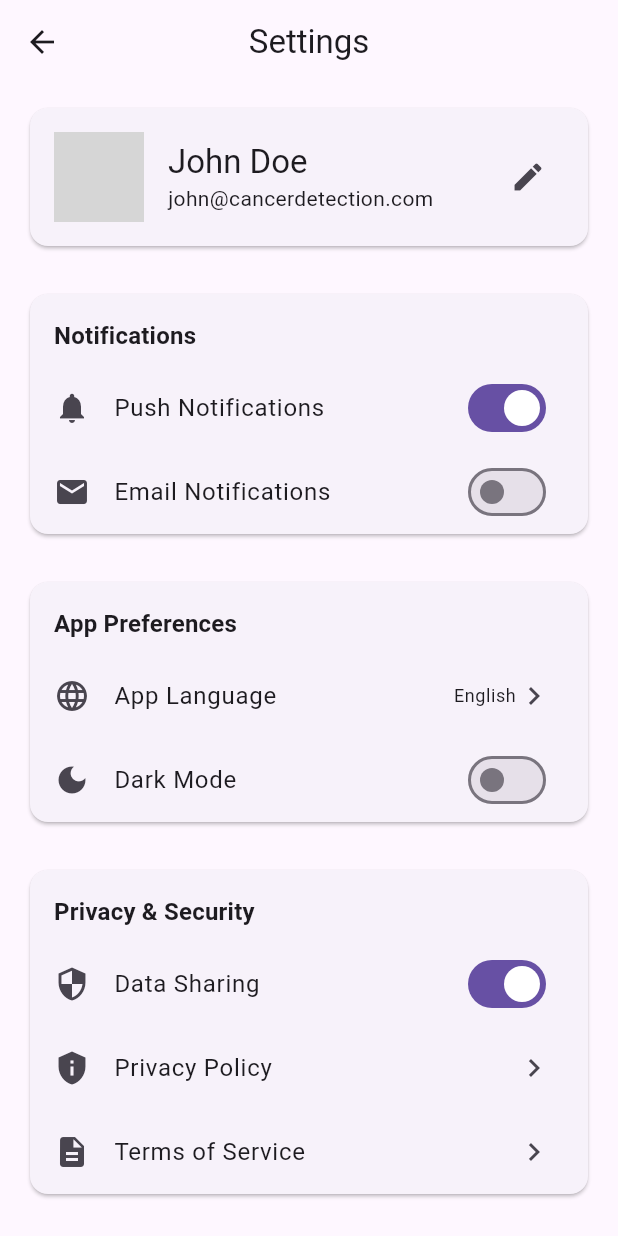
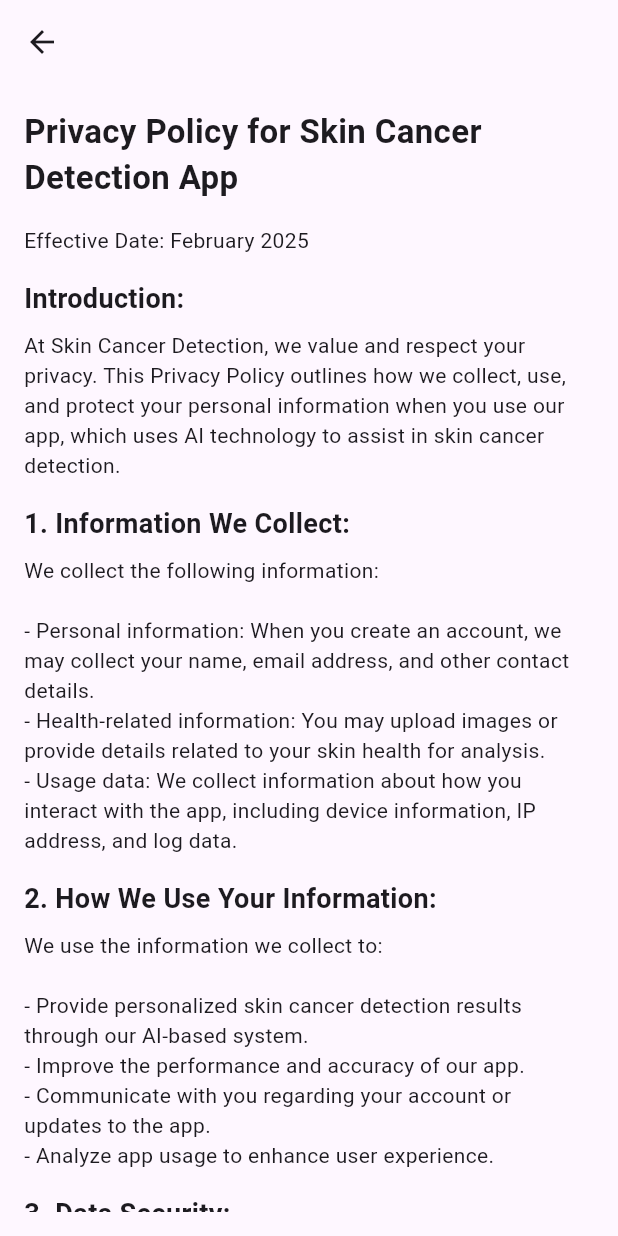
Before and after one commit to aymanaboelela/scane-canser-detication-Mobile-App, a Flutter app: the SettingsView screen opened directly, after a tap on "Privacy Policy", on a phone screen of 412 x 824 dp. Run offline on Flutter 3.47's test engine with Material 3 defaults, Android fonts, the phone set to English and light mode, and no system bars; our stand-ins replace animate_do, bloc, flutter_bloc, flutter_screenutil, go_router, introduction_screen and 4 more; missing offline and left inert: persistent_bottom_nav_bar_2; accounts and stored records are empty; network calls fail; project files that could hold a hidden picture were left out; grey boxes are pictures that could not be loaded.

Commit message:
Add TeamsView and TeamMemberCard; update routing and settings view

```diff
--- a/lib/core/constants/app_assets.dart
+++ b/lib/core/constants/app_assets.dart
@@ -32,6 +32,11 @@ abstract class AppAssets {
   static const detection23 = 'assets/images/23.png';
   static const detection24 = 'assets/images/24.png';
   static const detection25 = 'assets/images/25.png';
+  static const ayman = 'assets/images/ayman.jpg';
+  static const esam = 'assets/images/esam.jpg';
+
+
+
 
 
 //lson
--- a/lib/core/utils/router/app_router.dart
+++ b/lib/core/utils/router/app_router.dart
@@ -7,8 +7,10 @@ import 'package:scan_canser_detection/presentation/views/early_detection_view.da
 import 'package:scan_canser_detection/presentation/views/home_view.dart';
 import 'package:scan_canser_detection/presentation/views/login_view.dart';
 import 'package:scan_canser_detection/presentation/views/on_bording_view.dart';
+import 'package:scan_canser_detection/presentation/views/privacy_and_policy.dart';
 import 'package:scan_canser_detection/presentation/views/scan_cancer_whith_camera_view.dart';
 import 'package:scan_canser_detection/presentation/views/splash_view_.dart';
+import 'package:scan_canser_detection/presentation/views/teams_in_project.dart';
 import 'package:scan_canser_detection/presentation/views/types_of_skin_cancer_view.dart';
 import 'package:scan_canser_detection/presentation/views/user_manual_view.dart';
 
@@ -22,6 +24,8 @@ abstract class AppRouter {
   static const kTypesOfSkinCancerView = '/typesOfSkinCancerView';
   static const kEarlyDetectionView = '/earlyDetectionView';
   static const kUserManualView = '/userManualView';
+  static const kPrivacyandpolicy = '/privacyAndPolicy';
+  static const kTeamsView= '/teamsView';
   // edit house
 
   static final router = GoRouter(
@@ -71,6 +75,16 @@ abstract class AppRouter {
         pageBuilder: (context, state) =>
             PageTransitionManager.fadeTransition(const UserManualView()),
       ),
+      GoRoute(
+        path: kPrivacyandpolicy,
+        pageBuilder: (context, state) =>
+            PageTransitionManager.fadeTransition(const PrivacyPolicyView()),
+      ),
+      GoRoute(
+        path: kTeamsView,
+        pageBuilder: (context, state) =>
+            PageTransitionManager.fadeTransition(const TeamsView()),
+      ),
     ],
   );
 }
--- /dev/null
+++ b/lib/presentation/views/privacy_and_policy.dart
@@ -0,0 +1,135 @@
+import 'package:animate_do/animate_do.dart';
+import 'package:flutter/material.dart';
+
+class PrivacyPolicyView extends StatelessWidget {
+  const PrivacyPolicyView({super.key});
+
+  @override
+  Widget build(BuildContext context) {
+    return Scaffold(
+      appBar: AppBar(),
+      body: FadeInUp(
+        child: Padding(
+          padding: const EdgeInsets.all(16.0),
+          child: SingleChildScrollView(
+            child: Column(
+              crossAxisAlignment: CrossAxisAlignment.start,
+              children: [
+                Text(
+                  'Privacy Policy for Skin Cancer Detection App',
+                  style: TextStyle(fontSize: 22, fontWeight: FontWeight.bold),
+                ),
+                SizedBox(height: 16),
+                Text(
+                  'Effective Date: February 2025',
+                  style: TextStyle(fontSize: 14),
+                ),
+                SizedBox(height: 16),
+                Text(
+                  'Introduction:',
+                  style: TextStyle(fontSize: 18, fontWeight: FontWeight.bold),
+                ),
+                SizedBox(height: 8),
+                Text(
+                  'At Skin Cancer Detection, we value and respect your privacy. This Privacy Policy outlines how we collect, use, and protect your personal information when you use our app, which uses AI technology to assist in skin cancer detection.',
+                  style: TextStyle(fontSize: 14),
+                ),
+                SizedBox(height: 16),
+                Text(
+                  '1. Information We Collect:',
+                  style: TextStyle(fontSize: 18, fontWeight: FontWeight.bold),
+                ),
+                SizedBox(height: 8),
+                Text(
+                  'We collect the following information:\n\n'
+                  '- Personal information: When you create an account, we may collect your name, email address, and other contact details.\n'
+                  '- Health-related information: You may upload images or provide details related to your skin health for analysis.\n'
+                  '- Usage data: We collect information about how you interact with the app, including device information, IP address, and log data.',
+                  style: TextStyle(fontSize: 14),
+                ),
+                SizedBox(height: 16),
+                Text(
+                  '2. How We Use Your Information:',
+                  style: TextStyle(fontSize: 18, fontWeight: FontWeight.bold),
+                ),
+                SizedBox(height: 8),
+                Text(
+                  'We use the information we collect to:\n\n'
+                  '- Provide personalized skin cancer detection results through our AI-based system.\n'
+                  '- Improve the performance and accuracy of our app.\n'
+                  '- Communicate with you regarding your account or updates to the app.\n'
+                  '- Analyze app usage to enhance user experience.',
+                  style: TextStyle(fontSize: 14),
+                ),
+                SizedBox(height: 16),
+                Text(
+                  '3. Data Security:',
+                  style: TextStyle(fontSize: 18, fontWeight: FontWeight.bold),
+                ),
+                SizedBox(height: 8),
+                Text(
+                  'We implement various security measures to protect your personal and health-related data. All sensitive information is transmitted using encryption, and we store it securely in our systems. However, no method of data transmission over the internet or electronic storage is 100% secure, and we cannot guarantee absolute security.',
+                  style: TextStyle(fontSize: 14),
+                ),
+                SizedBox(height: 16),
+                Text(
+                  '4. Data Sharing:',
+                  style: TextStyle(fontSize: 18, fontWeight: FontWeight.bold),
+                ),
+                SizedBox(height: 8),
+                Text(
+                  'We do not sell, trade, or rent your personal information to third parties. However, we may share data with trusted service providers who assist us in running our app, provided they agree to keep this information confidential. We may also share data when required by law or to protect the rights and safety of our users.',
+                  style: TextStyle(fontSize: 14),
+                ),
+                SizedBox(height: 16),
+                Text(
+                  '5. AI-Based Analysis:',
+                  style: TextStyle(fontSize: 18, fontWeight: FontWeight.bold),
+                ),
+                SizedBox(height: 8),
+                Text(
+                  'The app uses AI to analyze images you upload for skin cancer detection. The AI model is trained using a large dataset of images, and it provides diagnostic suggestions based on patterns it recognizes. The results are for informational purposes only, and should not replace professional medical advice.',
+                  style: TextStyle(fontSize: 14),
+                ),
+                SizedBox(height: 16),
+                Text(
+                  '6. User Rights:',
+                  style: TextStyle(fontSize: 18, fontWeight: FontWeight.bold),
+                ),
+                SizedBox(height: 8),
+                Text(
+                  'You have the right to:\n\n'
+                  '- Access and update your personal information.\n'
+                  '- Request deletion of your data, subject to certain legal restrictions.\n'
+                  '- Opt-out of receiving marketing communications from us.\n'
+                  '- Request a copy of the data we have collected about you.',
+                  style: TextStyle(fontSize: 14),
+                ),
+                SizedBox(height: 16),
+                Text(
+                  '7. Changes to This Privacy Policy:',
+                  style: TextStyle(fontSize: 18, fontWeight: FontWeight.bold),
+                ),
+                SizedBox(height: 8),
+                Text(
+                  'We reserve the right to update this Privacy Policy from time to time. Any changes will be reflected in the app and on this page. We encourage you to review this policy periodically to stay informed about how we are protecting your information.',
+                  style: TextStyle(fontSize: 14),
+                ),
+                SizedBox(height: 16),
+                Text(
+                  '8. Contact Us:',
+                  style: TextStyle(fontSize: 18, fontWeight: FontWeight.bold),
+                ),
+                SizedBox(height: 8),
+                Text(
+                  'If you have any questions or concerns about our Privacy Policy, please contact us at: support@skincancerdetection.com',
+                  style: TextStyle(fontSize: 14),
+                ),
+              ],
+            ),
+          ),
+        ),
+      ),
+    );
+  }
+}
--- a/lib/presentation/views/setteing_view.dart
+++ b/lib/presentation/views/setteing_view.dart
@@ -147,12 +147,6 @@ class _SettingsViewState extends State<SettingsView> {
                       // Add language selection logic
                     },
                   ),
-                  SettingsSwitch(
-                    title: "Dark Mode",
-                    icon: Icons.dark_mode,
-                    value: _darkMode,
-                    onChanged: (value) => setState(() => _darkMode = value),
-                  ),
                 ],
               ),
               SectionCard(
@@ -168,14 +162,14 @@ class _SettingsViewState extends State<SettingsView> {
                     title: "Privacy Policy",
                     icon: Icons.privacy_tip,
                     onTap: () {
-                      // Add privacy policy navigation
+                      GoRouter.of(context).push(AppRouter.kPrivacyandpolicy);
                     },
                   ),
                   SettingsNavigationItem(
-                    title: "Terms of Service",
+                    title: "Teams Members",
                     icon: Icons.description,
                     onTap: () {
-                      // Add terms of service navigation
+                  GoRouter.of(context).push(AppRouter.kTeamsView);
                     },
                   ),
                 ],
--- /dev/null
+++ b/lib/presentation/views/teams_in_project.dart
@@ -0,0 +1,39 @@
+import 'package:flutter/material.dart';
+import 'package:scan_canser_detection/core/constants/app_assets.dart';
+import 'package:scan_canser_detection/presentation/widgets/team_member_card.dart';
+
+class TeamsView extends StatelessWidget {
+  const TeamsView({super.key});
+
+  @override
+  Widget build(BuildContext context) {
+    final members = [
+      {'name': 'Ayman Abo El Ela', 'image': AppAssets.ayman},
+      {'name': 'Ahmed Arfat', 'image': AppAssets.caling},
+      {'name': 'Khaled Akram', 'image': AppAssets.caling},
+      {'name': 'Khaled', 'image': AppAssets.caling},
+      {'name': 'Abdelrahman Esam', 'image': AppAssets.esam},
+      {'name': 'Abdelrahman ', 'image': AppAssets.caling},
+      {'name': 'Esraa ', 'image': AppAssets.caling},
+      {'name': 'yusef ', 'image': AppAssets.caling},
+    ];
+
+    return Scaffold(
+      appBar: AppBar(),
+      body: GridView.builder(
+        gridDelegate: SliverGridDelegateWithFixedCrossAxisCount(
+          crossAxisCount: 2,
+          crossAxisSpacing: 10,
+          mainAxisSpacing: 10,
+        ),
+        itemCount: members.length,
+        itemBuilder: (context, index) {
+          return TeamMemberCard(
+            name: members[index]['name']!,
+            imagePath: members[index]['image']!,
+          );
+        },
+      ),
+    );
+  }
+}
--- /dev/null
+++ b/lib/presentation/widgets/team_member_card.dart
@@ -0,0 +1,40 @@
+import 'package:flutter/material.dart';
+
+class TeamMemberCard extends StatelessWidget {
+  final String name;
+  final String imagePath;
+
+  const TeamMemberCard({
+    Key? key,
+    required this.name,
+    required this.imagePath,
+  }) : super(key: key);
+
+  @override
+  Widget build(BuildContext context) {
+    return Card(
+      elevation: 5,
+      shape: RoundedRectangleBorder(
+        borderRadius: BorderRadius.circular(10),
+      ),
+      child: Column(
+        mainAxisAlignment: MainAxisAlignment.center,
+        children: [
+          ClipOval(
+            child: Image.asset(
+              imagePath,
+              width: 100,
+              height: 100,
+              fit: BoxFit.cover,
+            ),
+          ),
+          SizedBox(height: 10),
+          Text(
+            name,
+            style: TextStyle(fontSize: 16, fontWeight: FontWeight.bold),
+          ),
+        ],
+      ),
+    );
+  }
+}
```
Also changed, not shown: assets/images/ayman.jpg (added), assets/images/esam.jpg (added).
